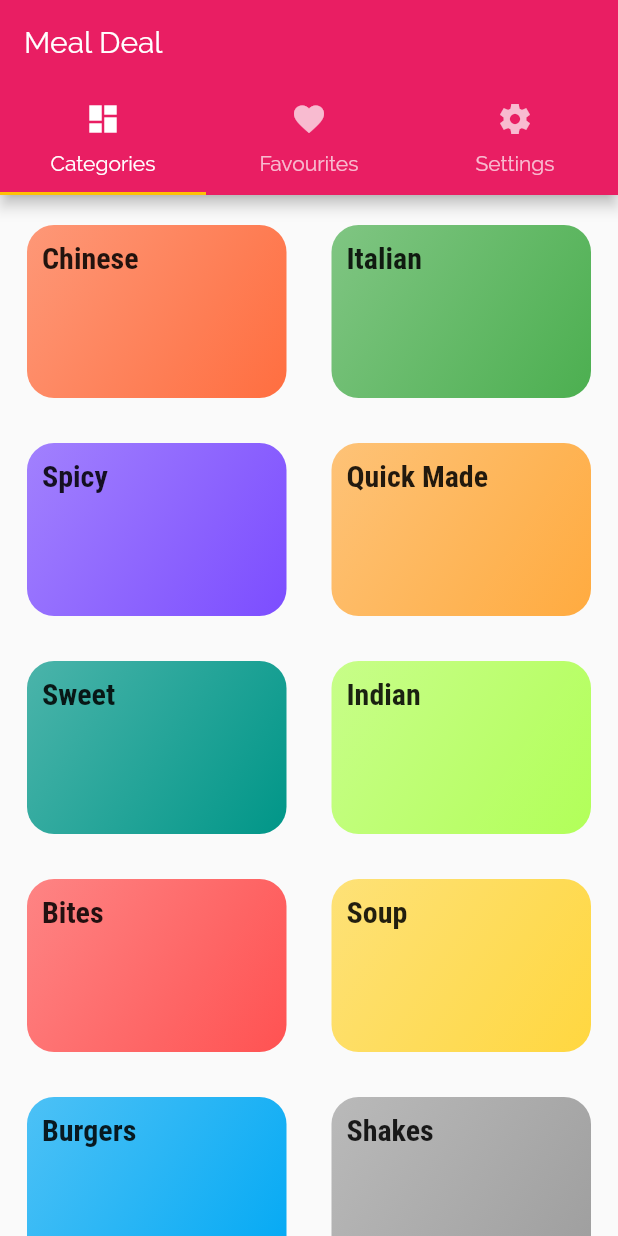
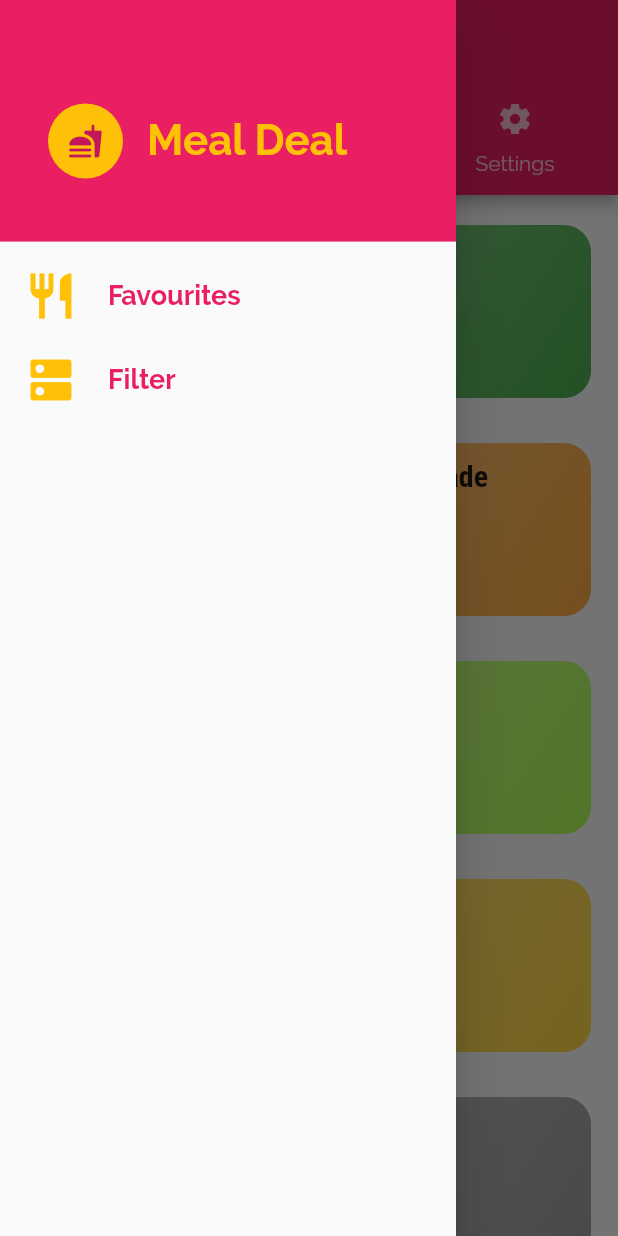
Before and after one commit to Nipun-Dew/Food_App_flutter, a Flutter app: the screen it shows after launch, with the side drawer open (before the commit the screen has no drawer), on a phone screen of 412 x 824 dp. Run offline on Flutter 3.47's test engine with Material 2 defaults, Android fonts, the phone set to English and light mode, and no system bars.

Commit message:
add drawer

```diff
--- /dev/null
+++ b/lib/Screens/Filter_screen.dart
@@ -0,0 +1,13 @@
+import 'package:flutter/material.dart';
+
+class FilterScreen extends StatelessWidget {
+  @override
+  Widget build(BuildContext context) {
+    return Scaffold(
+      appBar: AppBar(
+        title: Text("Filter"),
+      ),
+      body: Center(child: Text("Filter Screen")),
+    );
+  }
+}
--- a/lib/Screens/tabs_screen.dart
+++ b/lib/Screens/tabs_screen.dart
@@ -3,6 +3,8 @@ import 'package:flutter/material.dart';
 import './categories_screen.dart';
 import './favourites_screen.dart';
 import './settings_screen.dart';
+import '../widgets/drawer.dart';
+
 
 class TabScreen extends StatelessWidget {
   @override
@@ -29,6 +31,9 @@ class TabScreen extends StatelessWidget {
             ],
           ),
         ),
+        drawer: Drawer(
+          child: MyDrawer()
+        ),
         body: TabBarView(children: [
           Categories(),
           Favourites(),
--- /dev/null
+++ b/lib/widgets/drawer.dart
@@ -0,0 +1,80 @@
+import 'package:flutter/material.dart';
+
+import '../Screens/Filter_screen.dart';
+import '../Screens/tabs_screen.dart';
+
+class MyDrawer extends StatelessWidget {
+  @override
+  Widget build(BuildContext context) {
+    return ListView(
+      padding: EdgeInsets.zero,
+      children: [
+        DrawerHeader(
+          child: Column(
+            crossAxisAlignment: CrossAxisAlignment.start,
+            children: [
+              SizedBox(
+                height: 50,
+              ),
+              ListTile(
+                leading: CircleAvatar(
+                  child: Icon(Icons.fastfood_rounded),
+                  backgroundColor: Colors.amber,
+                  radius: 25,
+                ),
+                title: Text(
+                  "Meal Deal",
+                  style: TextStyle(
+                    color: Theme.of(context).accentColor,
+                    fontSize: 28,
+                    fontWeight: FontWeight.bold,
+                  ),
+                ),
+              ),
+            ],
+          ),
+          decoration:
+          BoxDecoration(color: Theme.of(context).primaryColor),
+        ),
+        ListTile(
+          title: Text(
+            "Favourites",
+            style: TextStyle(
+              color: Theme.of(context).primaryColor,
+              fontSize: 18,
+              fontWeight: FontWeight.bold,
+            ),
+          ),
+          leading: Icon(
+            Icons.restaurant,
+            size: 36,
+            color: Theme.of(context).accentColor,
+          ),
+          onTap: () {
+            Navigator.of(context).push(
+                MaterialPageRoute(builder: (context) => TabScreen()));
+          },
+        ),
+        ListTile(
+          onTap: () {
+            Navigator.of(context).push(
+                MaterialPageRoute(builder: (context) => FilterScreen()));
+          },
+          title: Text(
+            "Filter",
+            style: TextStyle(
+              color: Theme.of(context).primaryColor,
+              fontSize: 18,
+              fontWeight: FontWeight.bold,
+            ),
+          ),
+          leading: Icon(
+            Icons.dns,
+            size: 36,
+            color: Theme.of(context).accentColor,
+          ),
+        ),
+      ],
+    );
+  }
+}
```
